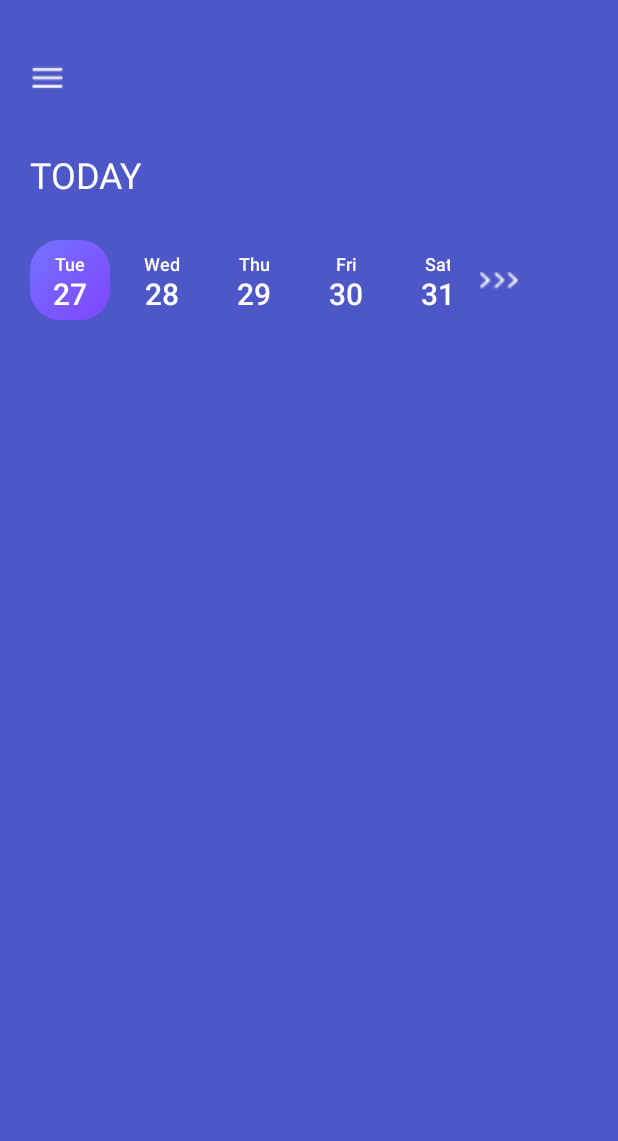
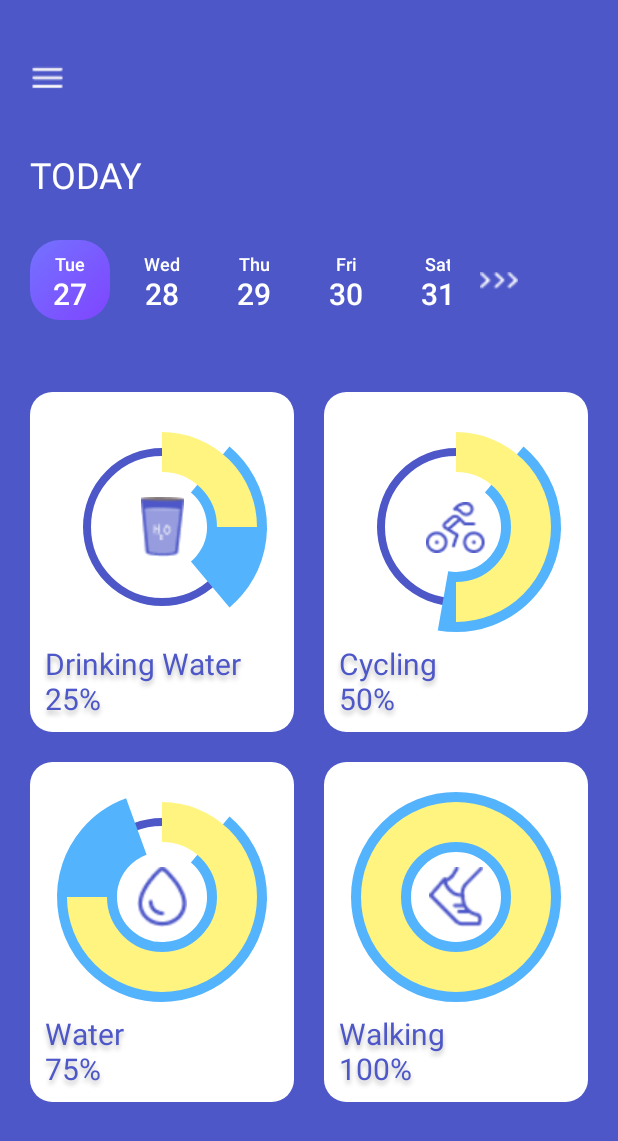
Before and after one commit to MohFajarAgung/HabitTrackerApp, an Android app built with Jetpack Compose: the screen it shows after launch (MainActivity), on a phone screen of 412 x 824 dp. Shown: the top 1141 px of the screen. Run offline under Robolectric (Android 15) with nearby library versions, the phone set to English and light mode, and no system bars; our stand-ins replace Firebase (no records; nobody signed in at launch, a user with empty details on screens opened directly), accompanist.

Commit message:
create custom habits grid for Home Screen

```diff
--- a/app/src/main/java/android/habittracker/MainActivity.kt
+++ b/app/src/main/java/android/habittracker/MainActivity.kt
@@ -3,6 +3,7 @@ package android.habittracker
 import android.habittracker.model.firebase.auth.FirebaseAuthClient
 import android.habittracker.ui.screen.AppNavigation
 import android.habittracker.ui.screen.ViewModelFactory
+import android.habittracker.ui.screen.dashboard.DashBoardViewModel
 import android.habittracker.ui.screen.registration_section.AuthViewModel
 import android.os.Bundle
 import androidx.activity.ComponentActivity
@@ -41,10 +42,11 @@ class MainActivity : ComponentActivity() {
                 ) {
                     val navController = rememberNavController()
                     val authViewModel : AuthViewModel = viewModel(factory = ViewModelFactory(firebaseAuthClient) )
-
+                    val dashBoardViewModel : DashBoardViewModel = viewModel(factory = ViewModelFactory(firebaseAuthClient))
                     AppNavigation(
                         navHostController = navController,
                         authViewModel = authViewModel,
+                        dashBoardViewModel = dashBoardViewModel
                         )
                 }
             }
--- /dev/null
+++ b/app/src/main/java/android/habittracker/model/firebase/data/HabitsData.kt
@@ -0,0 +1,16 @@
+package android.habittracker.model.firebase.data
+
+import android.habittracker.R
+import androidx.compose.ui.graphics.painter.Painter
+import androidx.compose.ui.res.painterResource
+
+data class HabitDataList(
+    val data: List<HabitsData>? = null,
+)
+
+data class HabitsData(
+    val habitId : String?,
+    val habit : String?,
+    val finish : Int?,
+    val icon : Int?,
+)
--- a/app/src/main/java/android/habittracker/ui/screen/AppNavigation.kt
+++ b/app/src/main/java/android/habittracker/ui/screen/AppNavigation.kt
@@ -1,6 +1,7 @@
 package android.habittracker.ui.screen
 
 import android.app.Activity
+import android.habittracker.ui.screen.dashboard.DashBoardViewModel
 import android.habittracker.ui.screen.dashboard.DashboardScreen
 import android.habittracker.ui.screen.dashboard.HomeScreen
 import android.habittracker.ui.screen.registration_section.AuthViewModel
@@ -33,6 +34,7 @@ fun AppNavigation(
     modifier: Modifier = Modifier,
     navHostController: NavHostController,
     authViewModel: AuthViewModel,
+    dashBoardViewModel: DashBoardViewModel
 ) {
 
     val context = LocalContext.current
@@ -88,7 +90,7 @@ fun AppNavigation(
         }
 
         composable("homeScreen"){
-            HomeScreen(navController = navHostController)
+            HomeScreen(navController = navHostController, dashBoardViewModel = dashBoardViewModel)
         }
 
 
--- a/app/src/main/java/android/habittracker/ui/screen/ViewModelFactory.kt
+++ b/app/src/main/java/android/habittracker/ui/screen/ViewModelFactory.kt
@@ -1,6 +1,7 @@
 package android.habittracker.ui.screen
 
 import android.habittracker.model.firebase.auth.FirebaseAuthClient
+import android.habittracker.ui.screen.dashboard.DashBoardViewModel
 import android.habittracker.ui.screen.registration_section.AuthViewModel
 import androidx.lifecycle.ViewModel
 import androidx.lifecycle.ViewModelProvider
@@ -12,6 +13,9 @@ class ViewModelFactory(
         if (modelClass.isAssignableFrom(AuthViewModel::class.java)) {
             return AuthViewModel(firebaseAuthClient) as T
         }
+        if(modelClass.isAssignableFrom(DashBoardViewModel::class.java)){
+            return DashBoardViewModel() as T
+        }
         throw IllegalArgumentException("Unknown ViewModel class")
     }
 }
--- /dev/null
+++ b/app/src/main/java/android/habittracker/ui/screen/dashboard/DashBoardViewModel.kt
@@ -0,0 +1,54 @@
+package android.habittracker.ui.screen.dashboard
+
+import android.habittracker.R
+import android.habittracker.model.firebase.data.HabitDataList
+import android.habittracker.model.firebase.data.HabitsData
+import androidx.lifecycle.ViewModel
+import androidx.lifecycle.viewModelScope
+import kotlinx.coroutines.flow.MutableStateFlow
+import kotlinx.coroutines.flow.asStateFlow
+import kotlinx.coroutines.launch
+
+class DashBoardViewModel : ViewModel() {
+
+    private val _habitList = MutableStateFlow(HabitDataList())
+    val habitList = _habitList.asStateFlow()
+
+    init {
+        setHabitsData()
+    }
+    fun setHabitsData(){
+        viewModelScope.launch {
+            _habitList.value = HabitDataList(listOf(
+                HabitsData(
+                    habitId = "1",
+                    habit = "Drinking Water",
+                    finish = 25,
+                    icon = R.drawable.drinking_water_icon
+                ),
+                HabitsData(
+                    habitId = "2",
+                    habit = "Cycling",
+                    finish = 50,
+                    icon = R.drawable.cycling_icon
+
+                ),
+                HabitsData(
+                    habitId = "3",
+                    habit = "Water",
+                    finish = 75,
+                    icon = R.drawable.water_icon
+
+                ),
+                HabitsData(
+                    habitId = "4",
+                    habit = "Walking",
+                    finish = 100,
+                    icon = R.drawable.walking_icon
+
+                ),
+
+            ))
+        }
+    }
+}
--- a/app/src/main/java/android/habittracker/ui/screen/dashboard/HomeScreen.kt
+++ b/app/src/main/java/android/habittracker/ui/screen/dashboard/HomeScreen.kt
@@ -3,6 +3,7 @@ package android.habittracker.ui.screen.dashboard
 import android.habittracker.ui.component.CustomTopAppBar
 import android.habittracker.ui.screen.SectionData
 import android.habittracker.ui.screen.dashboard.component.CustomDateScroller
+import android.habittracker.ui.screen.dashboard.component.CustomHabitsGrid
 import androidx.compose.foundation.background
 import androidx.compose.foundation.layout.Box
 import androidx.compose.foundation.layout.Column
@@ -28,7 +29,8 @@ import com.google.accompanist.systemuicontroller.rememberSystemUiController
 @Composable
 fun HomeScreen(
     modifier: Modifier = Modifier,
-    navController: NavController
+    navController: NavController,
+    dashBoardViewModel: DashBoardViewModel
 ) {
     val systemUiController = rememberSystemUiController()
 
@@ -59,6 +61,8 @@ fun HomeScreen(
             )
             Spacer(modifier = modifier.height(20.dp))
             CustomDateScroller()
+            Spacer(modifier = modifier.height(40.dp))
+            CustomHabitsGrid(dashBoardViewModel = dashBoardViewModel)
         }
     }
 }
--- /dev/null
+++ b/app/src/main/java/android/habittracker/ui/screen/dashboard/component/CustomHabitsGrid.kt
@@ -0,0 +1,142 @@
+package android.habittracker.ui.screen.dashboard.component
+
+import android.habittracker.model.firebase.data.HabitsData
+import android.habittracker.ui.screen.dashboard.DashBoardViewModel
+import androidx.compose.foundation.*
+import androidx.compose.foundation.layout.*
+import androidx.compose.foundation.lazy.grid.*
+import androidx.compose.foundation.shape.RoundedCornerShape
+import androidx.compose.material3.Text
+import androidx.compose.runtime.*
+import androidx.compose.ui.Alignment
+import androidx.compose.ui.Modifier
+import androidx.compose.ui.draw.clip
+import androidx.compose.ui.geometry.Offset
+import androidx.compose.ui.graphics.Color
+import androidx.compose.ui.graphics.Shadow
+import androidx.compose.ui.graphics.drawscope.Stroke
+import androidx.compose.ui.res.painterResource
+import androidx.compose.ui.text.TextStyle
+import androidx.compose.ui.unit.dp
+import androidx.compose.ui.unit.sp
+
+@Composable
+fun CustomHabitsGrid(
+    dashBoardViewModel: DashBoardViewModel
+) {
+    val habits by dashBoardViewModel.habitList.collectAsState()
+
+
+    LazyVerticalGrid(
+        columns = GridCells.Fixed(2),
+        verticalArrangement = Arrangement.spacedBy(20.dp),
+        horizontalArrangement = Arrangement.spacedBy(20.dp)
+    ) {
+        items(habits.data!!) { data ->
+            HabitBox(data = data)
+        }
+    }
+
+
+}
+
+@Composable
+fun HabitBox(
+    modifier: Modifier = Modifier,
+    data: HabitsData
+) {
+    Box(
+        modifier = modifier
+            .clip(RoundedCornerShape(15.dp))
+            .background(Color.White)
+            .clickable { }
+    ) {
+        Column(
+            modifier = modifier
+                .padding(10.dp)
+                .fillMaxWidth(),
+        ) {
+            Box(
+                modifier = modifier
+                    .fillMaxWidth()
+                    .padding(vertical = 30.dp),
+                contentAlignment = Alignment.Center
+            ) {
+                val sweepAngleBlue = remember {
+                    mutableStateOf(100f)
+                }
+                val sweepAngle = (data.finish!!.toFloat() / 100) * 360f
+
+//             Ketika data.finish dan jika bernilai >= 40 maka tambah nilai sweepAngleBlue
+                LaunchedEffect(data.finish) {
+                    var add = 50
+                    if (data.finish >= 40) {
+                        for (i in 40..100 step 10) {
+                            if (data.finish in i..i + 10) {
+                                sweepAngleBlue.value += add
+                                break
+                            }
+                            add += 50
+                        }
+                    }
+                }
+                Canvas(
+                    modifier = Modifier.size(100.dp)
+                ) {
+
+                    // Draw the arc
+                    drawArc(
+                        color = Color(0xFF4D57C8),
+                        startAngle = -90f, // Start at the top
+                        sweepAngle = 360f,
+                        useCenter = false, // Don't draw a line to the center
+                        style = Stroke(width = 8f)
+                    )
+                    drawArc(
+                        color = Color(0xFF53B4FD),
+                        startAngle = -50f, // Start at the top
+                        sweepAngle = sweepAngleBlue.value,
+                        useCenter = false, // Don't draw a line to the center
+                        style = Stroke(width = 60f)
+                    )
+                    drawArc(
+                        color = Color(0xFFFFF480),
+                        startAngle = -90f, // Start at the top
+                        sweepAngle = sweepAngle,
+                        useCenter = false, // Don't draw a line to the center
+                        style = Stroke(width = 40f)
+                    )
+                }
+                Image(
+                    modifier = modifier.size(40.dp),
+                    painter = painterResource(id = data.icon!!),
+                    contentDescription = "Habit Icon"
+                )
+            }
+            Text(
+                text = data.habit!!,
+                style = TextStyle(
+                    fontSize = 20.sp,
+                    color = Color(0xFF4D57C8),
+                    shadow = Shadow(
+                        color = Color(0xFF000000).copy(alpha = 0.25f),
+                        offset = Offset(0f, 4f),
+                        blurRadius = 4f
+                    )
+                )
+            )
+            Text(
+                text = data.finish!!.toString() + "%",
+                style = TextStyle(
+                    fontSize = 20.sp,
+                    color = Color(0xFF4D57C8),
+                    shadow = Shadow(
+                        color = Color(0xFF000000).copy(alpha = 0.25f),
+                        offset = Offset(0f, 4f),
+                        blurRadius = 4f
+                    )
+                )
+            )
+        }
+    }
+}
```
Also changed, not shown: app/src/main/res/drawable/cycling_icon.png (added), app/src/main/res/drawable/drinking_water_icon.png (added), app/src/main/res/drawable/walking_icon.png (added), app/src/main/res/drawable/water_icon.png (added).
